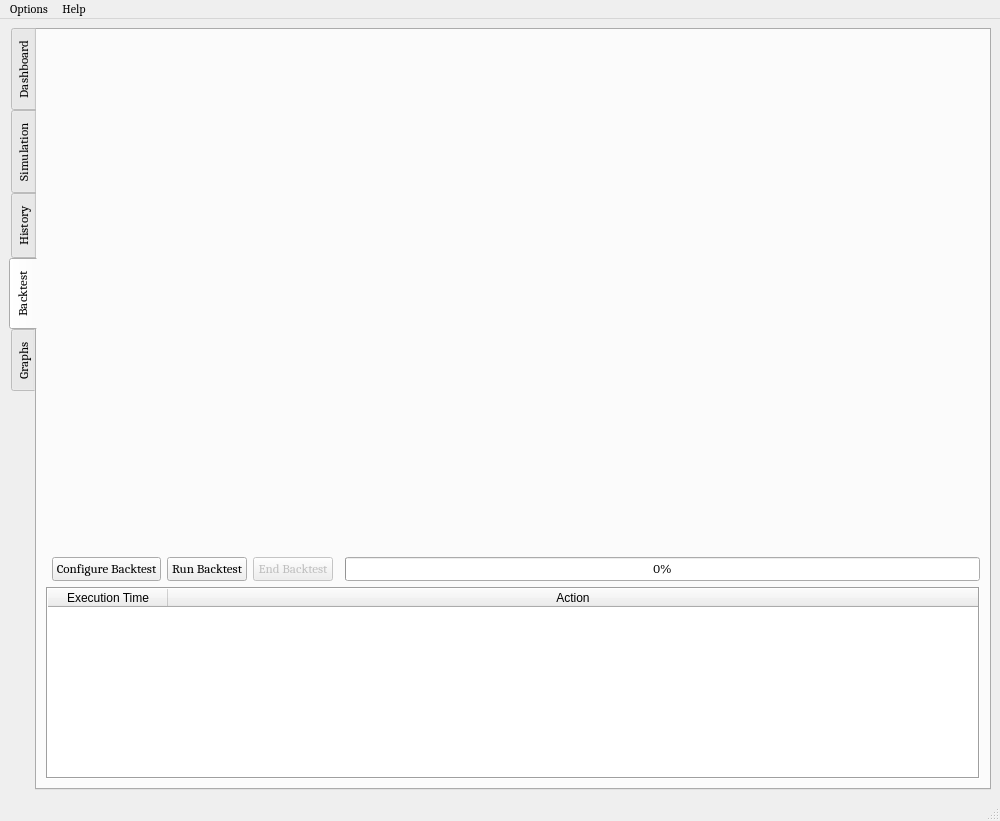
Above: UI/algobot.ui from ZENALC/algobot before the change. Below: the same form after it.
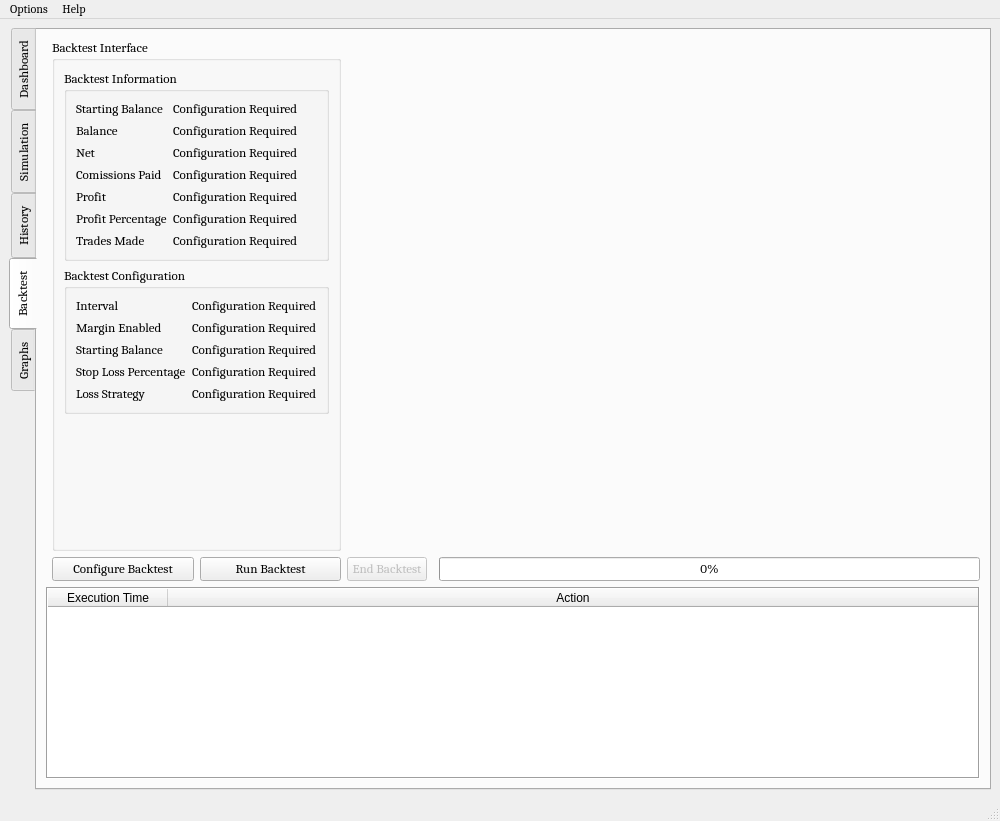
That is the form after the change. Icons and pictures are not drawn. Custom widgets are drawn as their Qt base class.

Commit message: backtest logic updated

Diff of the .ui file:
```diff
--- a/UI/algobot.ui
+++ b/UI/algobot.ui
@@ -1318,22 +1318,6 @@
           </property>
          </widget>
         </item>
-        <item row="0" column="0" colspan="6">
-         <widget class="PlotWidget" name="backtestGraph" native="true">
-          <property name="sizePolicy">
-           <sizepolicy hsizetype="MinimumExpanding" vsizetype="Preferred">
-            <horstretch>0</horstretch>
-            <verstretch>0</verstretch>
-           </sizepolicy>
-          </property>
-          <property name="minimumSize">
-           <size>
-            <width>0</width>
-            <height>350</height>
-           </size>
-          </property>
-         </widget>
-        </item>
         <item row="1" column="1">
          <widget class="QPushButton" name="configureBacktestButton">
           <property name="font">
@@ -1346,6 +1330,248 @@
           </property>
          </widget>
         </item>
+        <item row="0" column="1" colspan="2">
+         <widget class="QGroupBox" name="groupBox">
+          <property name="sizePolicy">
+           <sizepolicy hsizetype="Preferred" vsizetype="Preferred">
+            <horstretch>0</horstretch>
+            <verstretch>0</verstretch>
+           </sizepolicy>
+          </property>
+          <property name="title">
+           <string>Backtest Interface</string>
+          </property>
+          <layout class="QVBoxLayout" name="verticalLayout_10">
+           <item>
+            <widget class="QGroupBox" name="groupBox_2">
+             <property name="sizePolicy">
+              <sizepolicy hsizetype="Preferred" vsizetype="Fixed">
+               <horstretch>0</horstretch>
+               <verstretch>0</verstretch>
+              </sizepolicy>
+             </property>
+             <property name="title">
+              <string>Backtest Information</string>
+             </property>
+             <layout class="QFormLayout" name="formLayout_3">
+              <item row="0" column="0">
+               <widget class="QLabel" name="label">
+                <property name="text">
+                 <string>Starting Balance</string>
+                </property>
+               </widget>
+              </item>
+              <item row="0" column="1">
+               <widget class="QLabel" name="label_2">
+                <property name="text">
+                 <string>Configuration Required</string>
+                </property>
+               </widget>
+              </item>
+              <item row="1" column="0">
+               <widget class="QLabel" name="label_3">
+                <property name="text">
+                 <string>Balance</string>
+                </property>
+               </widget>
+              </item>
+              <item row="1" column="1">
+               <widget class="QLabel" name="label_5">
+                <property name="text">
+                 <string>Configuration Required</string>
+                </property>
+               </widget>
+              </item>
+              <item row="2" column="0">
+               <widget class="QLabel" name="label_4">
+                <property name="text">
+                 <string>Net</string>
+                </property>
+               </widget>
+              </item>
+              <item row="2" column="1">
+               <widget class="QLabel" name="label_6">
+                <property name="text">
+                 <string>Configuration Required</string>
+                </property>
+               </widget>
+              </item>
+              <item row="3" column="0">
+               <widget class="QLabel" name="label_7">
+                <property name="text">
+                 <string>Comissions Paid</string>
+                </property>
+               </widget>
+              </item>
+              <item row="3" column="1">
+               <widget class="QLabel" name="label_9">
+                <property name="text">
+                 <string>Configuration Required</string>
+                </property>
+               </widget>
+              </item>
+              <item row="4" column="0">
+               <widget class="QLabel" name="label_8">
+                <property name="text">
+                 <string>Profit</string>
+                </property>
+               </widget>
+              </item>
+              <item row="4" column="1">
+               <widget class="QLabel" name="label_11">
+                <property name="text">
+                 <string>Configuration Required</string>
+                </property>
+               </widget>
+              </item>
+              <item row="5" column="0">
+               <widget class="QLabel" name="label_12">
+                <property name="text">
+                 <string>Profit Percentage</string>
+                </property>
+               </widget>
+              </item>
+              <item row="5" column="1">
+               <widget class="QLabel" name="label_17">
+                <property name="text">
+                 <string>Configuration Required</string>
+                </property>
+               </widget>
+              </item>
+              <item row="6" column="0">
+               <widget class="QLabel" name="label_13">
+                <property name="text">
+                 <string>Trades Made</string>
+                </property>
+               </widget>
+              </item>
+              <item row="6" column="1">
+               <widget class="QLabel" name="label_16">
+                <property name="text">
+                 <string>Configuration Required</string>
+                </property>
+               </widget>
+              </item>
+             </layout>
+            </widget>
+           </item>
+           <item>
+            <widget class="QGroupBox" name="groupBox_3">
+             <property name="sizePolicy">
+              <sizepolicy hsizetype="Preferred" vsizetype="Fixed">
+               <horstretch>0</horstretch>
+               <verstretch>0</verstretch>
+              </sizepolicy>
+             </property>
+             <property name="title">
+              <string>Backtest Configuration</string>
+             </property>
+             <layout class="QFormLayout" name="formLayout_4">
+              <item row="0" column="0">
+               <widget class="QLabel" name="label_15">
+                <property name="text">
+                 <string>Interval</string>
+                </property>
+               </widget>
+              </item>
+              <item row="0" column="1">
+               <widget class="QLabel" name="label_20">
+                <property name="text">
+                 <string>Configuration Required</string>
+                </property>
+               </widget>
+              </item>
+              <item row="11" column="0">
+               <widget class="QLabel" name="label_23">
+                <property name="text">
+                 <string>Loss Strategy</string>
+                </property>
+               </widget>
+              </item>
+              <item row="11" column="1">
+               <widget class="QLabel" name="label_25">
+                <property name="text">
+                 <string>Configuration Required</string>
+                </property>
+               </widget>
+              </item>
+              <item row="2" column="0">
+               <widget class="QLabel" name="label_14">
+                <property name="text">
+                 <string>Margin Enabled</string>
+                </property>
+               </widget>
+              </item>
+              <item row="5" column="0">
+               <widget class="QLabel" name="label_18">
+                <property name="text">
+                 <string>Starting Balance</string>
+                </property>
+               </widget>
+              </item>
+              <item row="5" column="1">
+               <widget class="QLabel" name="label_19">
+                <property name="text">
+                 <string>Configuration Required</string>
+                </property>
+               </widget>
+              </item>
+              <item row="8" column="0">
+               <widget class="QLabel" name="label_22">
+                <property name="text">
+                 <string>Stop Loss Percentage</string>
+                </property>
+               </widget>
+              </item>
+              <item row="8" column="1">
+               <widget class="QLabel" name="label_24">
+                <property name="text">
+                 <string>Configuration Required</string>
+                </property>
+               </widget>
+              </item>
+              <item row="2" column="1">
+               <widget class="QLabel" name="label_21">
+                <property name="text">
+                 <string>Configuration Required</string>
+                </property>
+               </widget>
+              </item>
+             </layout>
+            </widget>
+           </item>
+           <item>
+            <spacer name="verticalSpacer">
+             <property name="orientation">
+              <enum>Qt::Vertical</enum>
+             </property>
+             <property name="sizeHint" stdset="0">
+              <size>
+               <width>20</width>
+               <height>40</height>
+              </size>
+             </property>
+            </spacer>
+           </item>
+          </layout>
+         </widget>
+        </item>
+        <item row="0" column="3" colspan="3">
+         <widget class="PlotWidget" name="backtestGraph" native="true">
+          <property name="sizePolicy">
+           <sizepolicy hsizetype="MinimumExpanding" vsizetype="Preferred">
+            <horstretch>0</horstretch>
+            <verstretch>0</verstretch>
+           </sizepolicy>
+          </property>
+          <property name="minimumSize">
+           <size>
+            <width>0</width>
+            <height>350</height>
+           </size>
+          </property>
+         </widget>
+        </item>
        </layout>
       </widget>
       <widget class="QWidget" name="graphTab">
```
The commit also changes 5 other files.
